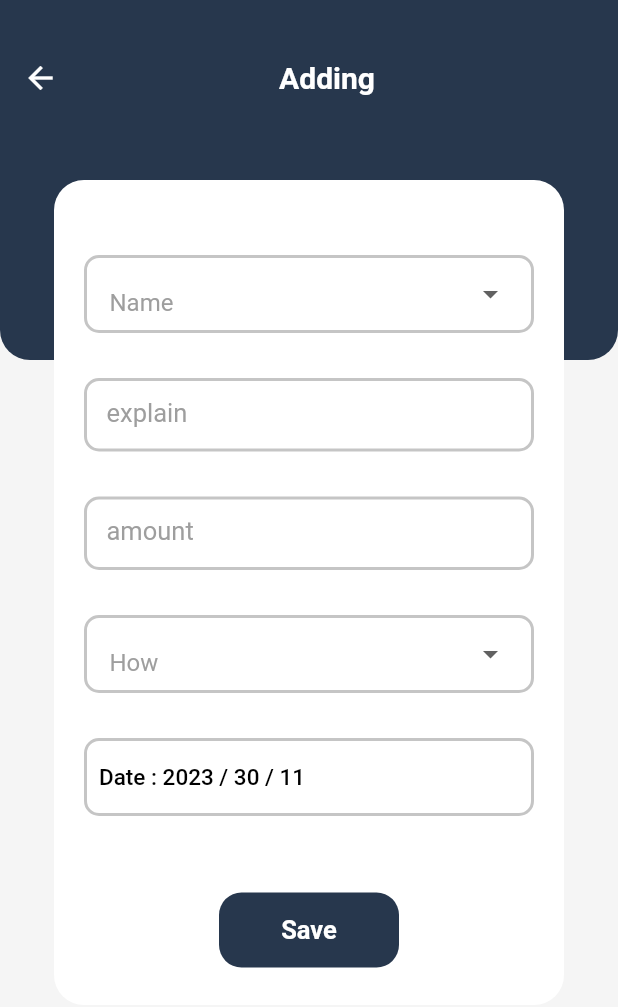
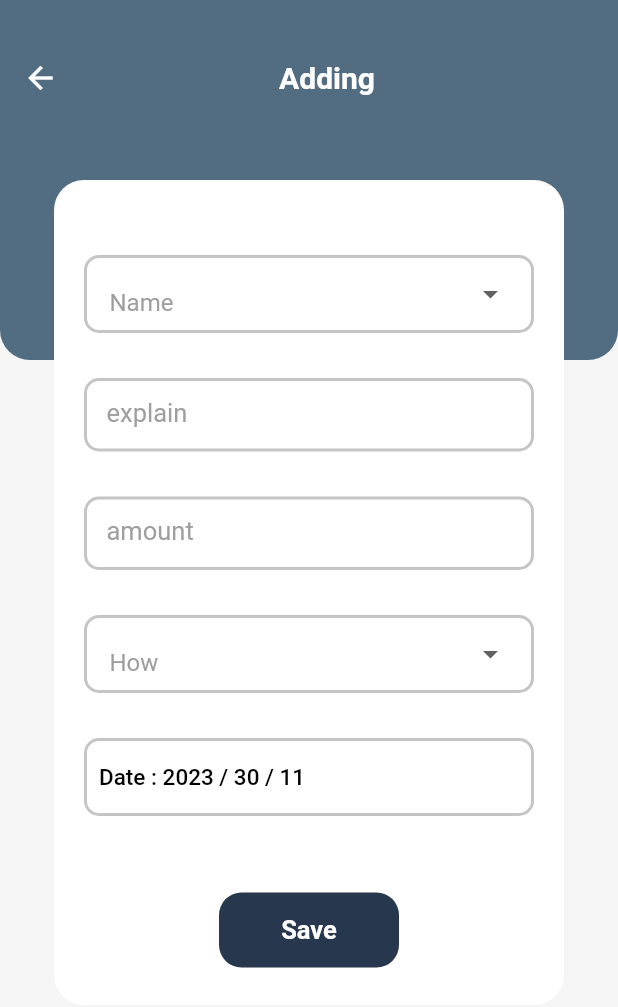
Before and after one commit to Ramatea/PA-Mobile, a Flutter app: the screen it shows after launch, after a tap on the "add" icon, on a phone screen of 412 x 824 dp. Shown: the top 1007 px of the screen. Run offline on Flutter 3.47's test engine with Material 2 defaults, Android fonts, the phone set to English and light mode, and no system bars; our stand-ins replace google_fonts, hive, hive_flutter, introduction_screen, syncfusion_flutter_charts; accounts and stored records are empty; network calls fail.

Commit message:
home new

```diff
--- a/lib/Screens/add.dart
+++ b/lib/Screens/add.dart
@@ -92,8 +92,8 @@ class _Add_ScreenState extends State<Add_Screen> {
         var add = Add_data(
             selctedItemi!, amount_c.text, date, expalin_C.text, selctedItem!);
         box.add(add);
+        Navigator.of(context).pop();
         setState(() {});
-        Navigator.of(context).pop();
       },
       child: Container(
         alignment: Alignment.center,
@@ -320,7 +320,7 @@ class _Add_ScreenState extends State<Add_Screen> {
           width: double.infinity,
           height: 240,
           decoration: BoxDecoration(
-            color: const Color.fromARGB(255, 39, 55, 77),
+            color: Color.fromARGB(255, 82, 109, 130),
             borderRadius: BorderRadius.only(
               bottomLeft: Radius.circular(20),
               bottomRight: Radius.circular(20),
--- a/lib/Screens/home.dart
+++ b/lib/Screens/home.dart
@@ -4,50 +4,48 @@ import 'package:managment/data/model/add_date.dart';
 import 'package:managment/data/utlity.dart';
 
 class Home extends StatefulWidget {
-  const Home({super.key});
+  const Home({Key? key}) : super(key: key);
 
   @override
   State<Home> createState() => _HomeState();
 }
-
-
 
 class _HomeState extends State<Home> {
   var history;
   final box = Hive.box<Add_data>('data');
   final List<String> day = [
     'Monday',
-    "Tuesday",
-    "Wednesday",
-    "Thursday",
-    'friday',
-    'saturday',
-    'sunday'
+    'Tuesday',
+    'Wednesday',
+    'Thursday',
+    'Friday',
+    'Saturday',
+    'Sunday',
   ];
 
   @override
   Widget build(BuildContext context) {
     return Scaffold(
       backgroundColor: Color.fromARGB(255, 221, 230, 237),
-      body: Stack(
+      body: Column(
+        crossAxisAlignment: CrossAxisAlignment.start,
         children: [
-          Padding(
-            padding: const EdgeInsets.only(bottom: 400),
-            child: Container(
+          Stack(
+            children: [
+              Container(
                 decoration: const BoxDecoration(
                   borderRadius: BorderRadius.only(
                     bottomLeft: Radius.circular(30),
                     bottomRight: Radius.circular(30),
                   ),
-                color: const Color.fromARGB(255, 82, 109, 130),
+                  color: Color.fromARGB(255, 82, 109, 130),
                 ),
-              height: double.infinity,
+                height: 200,
                 width: double.infinity,
-              child: Stack(
-                children: [
-                  Padding(
-                    padding: EdgeInsets.only(top: 40, left: 30), // Sesuaikan dengan posisi yang diinginkan
-                    child: Column(
+                child: Padding(
+                  padding: EdgeInsets.only(top: 40, left: 30),
+                  child: Row(
+                    crossAxisAlignment: CrossAxisAlignment.start,
                     children: [
                       ClipOval(
                         child: Container(
@@ -61,13 +59,13 @@ class _HomeState extends State<Home> {
                           ),
                         ),
                       ),
-                      ],
-                    ),
-                  ),
-                  Positioned(
-                    top: 50,
-                    left: 95,
-                    child: Text(
+                      SizedBox(width: 10),
+                      Padding(
+                        padding: EdgeInsets.only(top: 10),
+                        child: Column(
+                          crossAxisAlignment: CrossAxisAlignment.start,
+                          children: [
+                            Text(
                               'Welcome,',
                               style: TextStyle(
                                 color: Colors.white,
@@ -75,11 +73,7 @@ class _HomeState extends State<Home> {
                                 fontWeight: FontWeight.w500,
                               ),
                             ),
-                  ),
-                  Positioned(
-                    top: 70,
-                    left: 95,
-                    child: Text(
+                            Text(
                               'user!',
                               style: TextStyle(
                                 color: Colors.white,
@@ -87,10 +81,12 @@ class _HomeState extends State<Home> {
                                 fontWeight: FontWeight.normal,
                               ),
                             ),
+                          ],
                         ),
-                  Positioned(
-                    top: 50,
-                    right: 30,
+                      ),
+                      Spacer(),
+                      Padding(
+                        padding: EdgeInsets.only(top: 10, right: 20),
                         child: Icon(
                           Icons.settings,
                           color: Colors.white,
@@ -102,20 +98,21 @@ class _HomeState extends State<Home> {
                 ),
               ),
               Padding(
-            padding: const EdgeInsets.only(top :110, bottom: 330, left :  30, right: 30),
+                padding: EdgeInsets.only(top: 120, left: 20, right: 20),
                 child: Container(
+                  width: 500,
+                  height: 150,
                   decoration: BoxDecoration(
                     borderRadius: BorderRadius.circular(20),
-                color: const Color.fromARGB(255, 39, 55, 77).withOpacity(0.5)
+                    color: Color.fromARGB(255, 39, 55, 77).withOpacity(0.5),
                   ),
-              height: double.infinity,
-              width: double.infinity,
-              child: Stack(
+                  margin: EdgeInsets.symmetric(horizontal: 50),
+                  child: Padding(
+                    padding: EdgeInsets.only(top: 15, left: 20, right: 20),
+                    child: Column(
+                      crossAxisAlignment: CrossAxisAlignment.start,
                       children: [
-                  Positioned(
-                    top: 15,
-                    left: 20,
-                    child: Text(
+                        Text(
                           'Total Balance',
                           style: TextStyle(
                             color: Colors.white,
@@ -123,37 +120,36 @@ class _HomeState extends State<Home> {
                             fontWeight: FontWeight.w500,
                           ),
                         ),
-                  ),
-                  Positioned(
-                    top: 45,
-                    left: 20,
-                    child: Text(
-                      '\$ ${total()}',
+                        SizedBox(height: 10),
+                        Text(
+                          '\Rp. ${total()}',
                           style: TextStyle(
                             color: Colors.white,
-                        fontSize: 12,
+                            fontSize: 14,
                             fontWeight: FontWeight.normal,
                           ),
                         ),
-                  ),
-                  Positioned(
-                    top: 85,
-                    left: 20,
-                    child: CircleAvatar(
+                        SizedBox(height: 30),
+                        Row(
+                          mainAxisAlignment: MainAxisAlignment.spaceBetween,
+                          children: [
+                            Row(
+                              crossAxisAlignment: CrossAxisAlignment.start,
+                              children: [
+                                CircleAvatar(
                                   radius: 13,
-                      backgroundColor:
-                          Color.fromARGB(255, 221, 230, 237),
+                                  backgroundColor: Color.fromARGB(255, 221, 230, 237),
                                   child: Icon(
                                     Icons.arrow_downward,
-                        color: const Color.fromARGB(255, 39, 55, 77),
+                                    color: Color.fromARGB(255, 39, 55, 77),
                                     size: 20,
                                   ),
                                 ),
-                  ),
-                  Positioned(
-                    top: 88,
-                    left: 50,
-                    child: Text(
+                                SizedBox(width: 5),
+                                Column(
+                                  crossAxisAlignment: CrossAxisAlignment.start,
+                                  children: [
+                                    Text(
                                       'Income',
                                       style: TextStyle(
                                         color: Colors.white,
@@ -161,37 +157,37 @@ class _HomeState extends State<Home> {
                                         fontWeight: FontWeight.normal,
                                       ),
                                     ),
-                  ),
-                  Positioned(
-                    top: 120,
-                    left: 50,
-                    child: Text(
-                      '\$ ${income()}',
+                                    SizedBox(height: 5),
+                                    Text(
+                                      '\Rp. ${income()}',
                                       style: TextStyle(
                                         color: Colors.white,
                                         fontSize: 12,
                                         fontWeight: FontWeight.normal,
                                       ),
                                     ),
+                                    SizedBox(height: 10),
+                                  ],
                                 ),
-                  Positioned(
-                    top: 85,
-                    right: 95,
-                    child: CircleAvatar(
+                              ],
+                            ),
+                            Row(
+                              crossAxisAlignment: CrossAxisAlignment.start,
+                              children: [
+                                CircleAvatar(
                                   radius: 13,
-                      backgroundColor:
-                          Color.fromARGB(255, 221, 230, 237),
+                                  backgroundColor: Color.fromARGB(255, 221, 230, 237),
                                   child: Icon(
                                     Icons.arrow_upward,
-                        color: const Color.fromARGB(255, 39, 55, 77),
+                                    color: Color.fromARGB(255, 39, 55, 77),
                                     size: 20,
                                   ),
                                 ),
-                  ),
-                  Positioned(
-                    top: 88,
-                    right: 20,
-                    child: Text(
+                                SizedBox(width: 5),
+                                Column(
+                                  crossAxisAlignment: CrossAxisAlignment.start,
+                                  children: [
+                                    Text(
                                       'Expenses',
                                       style: TextStyle(
                                         color: Colors.white,
@@ -199,29 +195,34 @@ class _HomeState extends State<Home> {
                                         fontWeight: FontWeight.normal,
                                       ),
                                     ),
-                  ),
-                  Positioned(
-                    top: 120,
-                    right: 40,
-                    child: Text(
-                      '\$ ${expenses()}',
+                                    SizedBox(height: 5),
+                                    Text(
+                                      '\Rp. ${expenses()}',
                                       style: TextStyle(
                                         color: Colors.white,
                                         fontSize: 12,
                                         fontWeight: FontWeight.normal,
                                       ),
                                     ),
+                                    SizedBox(height: 10),
+                                  ],
                                 ),
                               ],
                             ),
+                          ],
+                        ),
+                      ],
+                    ),
+                  ),
+                ),
               )
+            ],
           ),
           Padding(
-            padding: const EdgeInsets.only(top: 270, left: 30, right: 30),
-            child: Column(
-              children: [
-                Row(
+            padding: const EdgeInsets.only(top: 10, left: 30, right: 30),
+            child: Row(
               mainAxisAlignment: MainAxisAlignment.spaceBetween,
+              crossAxisAlignment: CrossAxisAlignment.start,
               children: [
                 Text(
                   'Transactions History',
@@ -241,13 +242,10 @@ class _HomeState extends State<Home> {
                 ),
               ],
             ),
-              ],
           ),
-          ),
-          Padding(
-            padding: const EdgeInsets.only(top: 300, bottom: 100, left: 15, right: 15),
-            child: Container(
+          Container(
             height: 140,
+            margin: EdgeInsets.symmetric(horizontal: 15),
             child: ListView.builder(
               itemCount: box.length,
               itemBuilder: (context, index) {
@@ -256,71 +254,68 @@ class _HomeState extends State<Home> {
               },
             ),
           ),
-          ),
-          Padding(
-            padding: const EdgeInsets.only(top: 450, bottom: 20, left: 30, right: 30),
-            child: SingleChildScrollView(
+          SingleChildScrollView(
             scrollDirection: Axis.horizontal,
             child: Row(
-                mainAxisAlignment: MainAxisAlignment.spaceBetween,
+              mainAxisAlignment: MainAxisAlignment.spaceEvenly,
               children: [
                 Container(
                   width: 200,
                   height: 105,
+                  margin: EdgeInsets.only(top: 20,left: 30, right: 10, bottom: 20),
                   decoration: BoxDecoration(
                     borderRadius: BorderRadius.circular(20),
-                      color: const Color.fromARGB(255, 39, 55, 77).withOpacity(0.5),
+                    color: Color.fromARGB(255, 39, 55, 77).withOpacity(0.5),
                   ),
                   child: ClipRRect(
                     borderRadius: BorderRadius.circular(20),
                     child: Image.asset(
-                        'images/1.jpg', // Replace with the actual path to your image asset
+                      'images/1.jpg',
                       width: 200,
                       height: 105,
-                        fit: BoxFit.cover, // Adjust the BoxFit property as needed
+                      fit: BoxFit.cover,
                     ),
                   ),
                 ),
-                  SizedBox(width: 30),
                 Container(
                   width: 200,
                   height: 105,
+                  margin: EdgeInsets.only(top: 20, right: 10, bottom: 20),
                   decoration: BoxDecoration(
                     borderRadius: BorderRadius.circular(20),
-                      color: const Color.fromARGB(255, 39, 55, 77).withOpacity(0.5)
+                    color: Color.fromARGB(255, 39, 55, 77).withOpacity(0.5),
                   ),
                   child: ClipRRect(
                     borderRadius: BorderRadius.circular(20),
                     child: Image.asset(
-                        'images/1.jpg', // Replace with the actual path to your image asset
+                      'images/2.jpg',
                       width: 200,
                       height: 105,
-                        fit: BoxFit.cover, // Adjust the BoxFit property as needed
+                      fit: BoxFit.cover,
                     ),
                   ),
                 ),
-                  SizedBox(width: 30),
                 Container(
                   width: 200,
                   height: 105,
+                  margin: EdgeInsets.only(top: 20, right: 30, bottom: 20),
                   decoration: BoxDecoration(
                     borderRadius: BorderRadius.circular(20),
-                      color: const Color.fromARGB(255, 39, 55, 77).withOpacity(0.5)
+                    color: Color.fromARGB(255, 39, 55, 77).withOpacity(0.5),
                   ),
                   child: ClipRRect(
                     borderRadius: BorderRadius.circular(20),
                     child: Image.asset(
-                        'images/1.jpg', // Replace with the actual path to your image asset
+                      'images/3.jpg',
                       width: 200,
                       height: 105,
-                        fit: BoxFit.cover, // Adjust the BoxFit property as needed
+                      fit: BoxFit.cover,
                     ),
                   ),
                 ),
-                ]
+              ],
             ),
           ),
-          )
         ],
       ),
     );
@@ -360,13 +355,11 @@ class _HomeState extends State<Home> {
   Widget getList(Add_data history, int index) {
     return Dismissible(
       key: UniqueKey(),
-
       onDismissed: (direction) {
         history.delete();
         setState(() {});
       },
       child: get(index, history),
     );
-
   }
 }
```
Also changed, not shown: images/3.jpg (added). Lines whose indentation alone changed are shown as unchanged.
